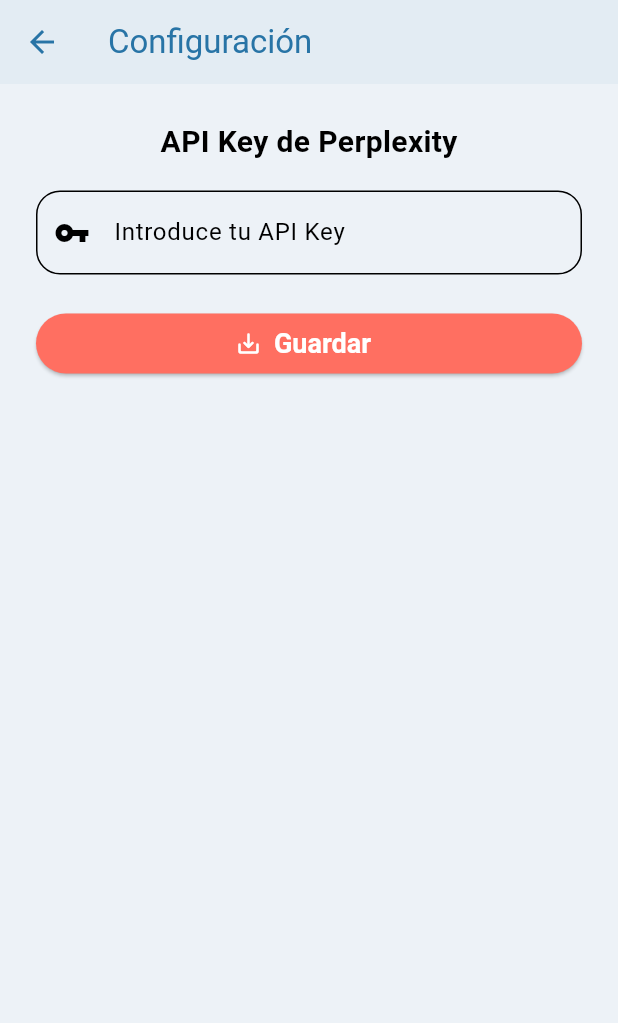
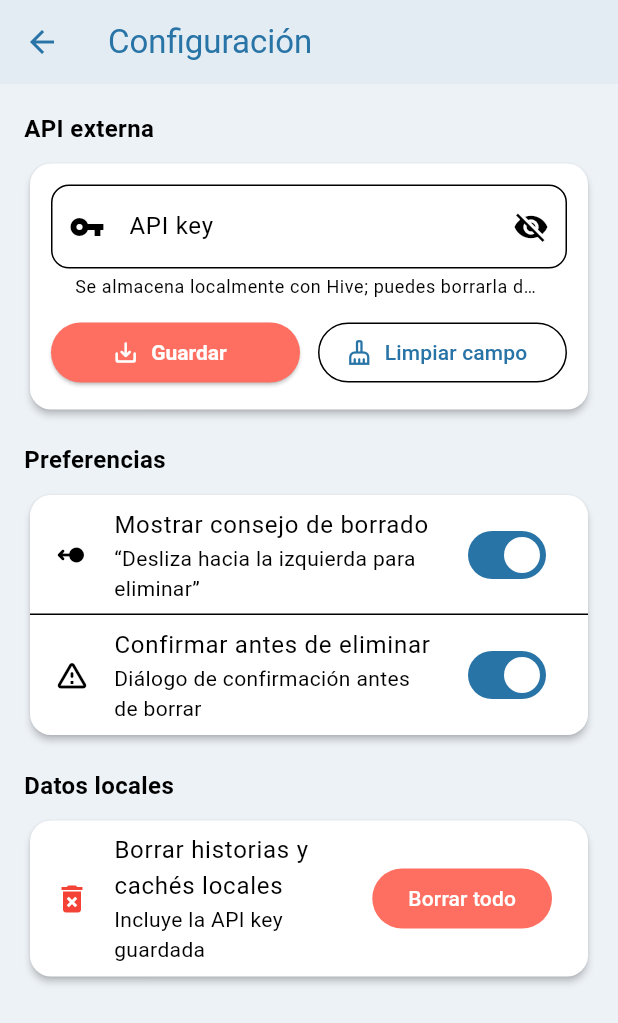
Before and after one commit to SebastianDeJesusHdz2/APP_Historias, a Flutter app: the SettingsScreen screen opened by its route, on a phone screen of 412 x 824 dp. Shown: the top 1023 px of the screen. Run offline on Flutter 3.47's test engine with Material 3 defaults, Android fonts, the light colour scheme and no system bars; our stand-ins replace hive, image_picker; accounts and stored records are empty.

Commit message:
v2.6 - eliminacion y diseño

```diff
--- a/lib/screens/settings_screen.dart
+++ b/lib/screens/settings_screen.dart
@@ -1,30 +1,40 @@
+// lib/screens/settings_screen.dart
 import 'package:flutter/material.dart';
 import '../services/local_storage_service.dart';
 
 class SettingsScreen extends StatefulWidget {
+  const SettingsScreen({super.key});
+
   @override
-  _SettingsScreenState createState() => _SettingsScreenState();
+  State<SettingsScreen> createState() => _SettingsScreenState();
 }
 
 class _SettingsScreenState extends State<SettingsScreen> {
   final apiKeyController = TextEditingController();
   bool _loading = true;
+  bool _hideKey = true;
+
+  // Preferencias básicas (si ya las usas)
+  bool _showDeleteHint = true;
+  bool _confirmBeforeDelete = true;
 
   @override
   void initState() {
     super.initState();
-    _loadApiKey();
+    _init();
   }
 
-  Future<void> _loadApiKey() async {
-    try {
-      final key = await LocalStorageService.getApiKey().timeout(Duration(seconds: 5), onTimeout: () => null);
+  Future<void> _init() async {
+    // Carga key si existe
+    final key = await LocalStorageService.getApiKey();
+    final showHint = await LocalStorageService.getPrefBool('showDeleteHint') ?? true;
+    final confirmDel = await LocalStorageService.getPrefBool('confirmBeforeDelete') ?? true;
+
+    if (mounted) {
       setState(() {
         apiKeyController.text = key ?? '';
-        _loading = false;
-      });
-    } catch (_) {
-      setState(() {
+        _showDeleteHint = showHint;
+        _confirmBeforeDelete = confirmDel;
         _loading = false;
       });
     }
@@ -32,42 +42,161 @@
 
   Future<void> _saveApiKey() async {
     await LocalStorageService.saveApiKey(apiKeyController.text.trim());
+    if (mounted) {
       ScaffoldMessenger.of(context).showSnackBar(
-      SnackBar(content: Text('API Key guardada correctamente.')),
+        const SnackBar(content: Text('API key guardada localmente.')),
       );
+    }
+  }
+
+  Future<void> _clearLocalCaches() async {
+    await LocalStorageService.clearAllData(); // Vacía todas las cajas (incluida apiKey)
+    if (mounted) {
+      setState(() {
+        apiKeyController.clear(); // deja el campo en blanco inmediatamente
+      });
+      ScaffoldMessenger.of(context).showSnackBar(
+        const SnackBar(content: Text('Cachés y API key borradas.')),
+      );
+    }
+  }
+
+  Future<void> _toggleShowDeleteHint(bool v) async {
+    setState(() => _showDeleteHint = v);
+    await LocalStorageService.setPrefBool('showDeleteHint', v);
+  }
+
+  Future<void> _toggleConfirmBeforeDelete(bool v) async {
+    setState(() => _confirmBeforeDelete = v);
+    await LocalStorageService.setPrefBool('confirmBeforeDelete', v);
+  }
+
+  @override
+  void dispose() {
+    apiKeyController.dispose();
+    super.dispose();
   }
 
   @override
   Widget build(BuildContext context) {
+    final cs = Theme.of(context).colorScheme;
+
     return Scaffold(
-      appBar: AppBar(title: Text('Configuración')),
+      appBar: AppBar(title: const Text('Configuración')),
       body: _loading
-          ? Center(child: CircularProgressIndicator())
-          : Padding(
-        padding: const EdgeInsets.all(24.0),
+          ? const Center(child: CircularProgressIndicator())
+          : ListView(
+        padding: const EdgeInsets.only(bottom: 24),
+        children: [
+          Padding(
+            padding: const EdgeInsets.fromLTRB(16, 18, 16, 8),
+            child: Text('API externa', style: const TextStyle(fontSize: 16, fontWeight: FontWeight.bold)),
+          ),
+          Padding(
+            padding: const EdgeInsets.symmetric(horizontal: 16),
+            child: Card(
+              elevation: 2,
+              shape: RoundedRectangleBorder(borderRadius: BorderRadius.circular(14)),
+              child: Padding(
+                padding: const EdgeInsets.all(14),
                 child: Column(
+                  crossAxisAlignment: CrossAxisAlignment.stretch,
                   children: [
-            Text('API Key de Perplexity', style: TextStyle(fontWeight: FontWeight.bold, fontSize: 20)),
-            SizedBox(height: 18),
                     TextField(
                       controller: apiKeyController,
+                      obscureText: _hideKey,
+                      enableSuggestions: false,
+                      autocorrect: false,
                       decoration: InputDecoration(
-                labelText: 'Introduce tu API Key',
-                border: OutlineInputBorder(borderRadius: BorderRadius.circular(16)),
-                prefixIcon: Icon(Icons.vpn_key),
+                        labelText: 'API key',
+                        helperText: 'Se almacena localmente con Hive; puedes borrarla desde esta pantalla.',
+                        prefixIcon: const Icon(Icons.vpn_key),
+                        suffixIcon: IconButton(
+                          onPressed: () => setState(() => _hideKey = !_hideKey),
+                          icon: Icon(_hideKey ? Icons.visibility_off : Icons.visibility),
+                        ),
+                        border: OutlineInputBorder(borderRadius: BorderRadius.circular(12)),
                       ),
                     ),
-            SizedBox(height: 22),
-            SizedBox(
-              width: double.infinity,
+                    const SizedBox(height: 12),
+                    Row(
+                      children: [
+                        Expanded(
                           child: ElevatedButton.icon(
-                icon: Icon(Icons.save_alt_rounded),
-                label: Text('Guardar', style: TextStyle(fontSize: 18)),
                             onPressed: _saveApiKey,
+                            icon: const Icon(Icons.save_alt_rounded),
+                            label: const Text('Guardar'),
+                          ),
+                        ),
+                        const SizedBox(width: 12),
+                        Expanded(
+                          child: OutlinedButton.icon(
+                            onPressed: () => setState(() => apiKeyController.clear()),
+                            icon: const Icon(Icons.cleaning_services_outlined),
+                            label: const Text('Limpiar campo'),
                           ),
                         ),
                       ],
                     ),
+                  ],
+                ),
+              ),
+            ),
+          ),
+
+          Padding(
+            padding: const EdgeInsets.fromLTRB(16, 18, 16, 8),
+            child: Text('Preferencias', style: const TextStyle(fontSize: 16, fontWeight: FontWeight.bold)),
+          ),
+          Padding(
+            padding: const EdgeInsets.symmetric(horizontal: 16),
+            child: Card(
+              elevation: 2,
+              shape: RoundedRectangleBorder(borderRadius: BorderRadius.circular(14)),
+              child: Column(
+                children: [
+                  SwitchListTile.adaptive(
+                    title: const Text('Mostrar consejo de borrado'),
+                    value: _showDeleteHint,
+                    onChanged: _toggleShowDeleteHint,
+                    subtitle: const Text('“Desliza hacia la izquierda para eliminar”'),
+                    secondary: const Icon(Icons.swipe_left_alt_rounded),
+                  ),
+                  const Divider(height: 0),
+                  SwitchListTile.adaptive(
+                    title: const Text('Confirmar antes de eliminar'),
+                    value: _confirmBeforeDelete,
+                    onChanged: _toggleConfirmBeforeDelete,
+                    subtitle: const Text('Diálogo de confirmación antes de borrar'),
+                    secondary: const Icon(Icons.warning_amber_rounded),
+                  ),
+                ],
+              ),
+            ),
+          ),
+
+          Padding(
+            padding: const EdgeInsets.fromLTRB(16, 18, 16, 8),
+            child: Text('Datos locales', style: const TextStyle(fontSize: 16, fontWeight: FontWeight.bold)),
+          ),
+          Padding(
+            padding: const EdgeInsets.symmetric(horizontal: 16),
+            child: Card(
+              elevation: 2,
+              shape: RoundedRectangleBorder(borderRadius: BorderRadius.circular(14)),
+              child: ListTile(
+                leading: const Icon(Icons.delete_forever, color: Colors.red),
+                title: const Text('Borrar historias y cachés locales'),
+                subtitle: const Text('Incluye la API key guardada'),
+                trailing: FilledButton(
+                  style: FilledButton.styleFrom(backgroundColor: cs.error, foregroundColor: cs.onError),
+                  onPressed: _clearLocalCaches,
+                  child: const Text('Borrar todo'),
+                ),
+              ),
+            ),
+          ),
+        ],
       ),
     );
   }
--- a/lib/services/local_storage_service.dart
+++ b/lib/services/local_storage_service.dart
@@ -1,66 +1,121 @@
+// lib/services/local_storage_service.dart
 import 'package:hive/hive.dart';
 import '../models/story.dart';
 import '../models/race.dart';
 import '../models/character.dart';
 
-// Register adapters del modelo donde corresponda (normalmente en main.dart)
-
 class LocalStorageService {
-  // API Key
+  // -------- API Key --------
   static const _apiKeyBox = 'apiKeyBox';
   static const _key = 'apiKey';
 
   static Future<void> saveApiKey(String apiKey) async {
-    var box = await Hive.openBox(_apiKeyBox);
+    final box = await Hive.openBox(_apiKeyBox);
     await box.put(_key, apiKey);
+    await box.close();
   }
 
   static Future<String?> getApiKey() async {
-    var box = await Hive.openBox(_apiKeyBox);
-    return box.get(_key);
+    final box = await Hive.openBox(_apiKeyBox);
+    final v = box.get(_key) as String?;
+    await box.close();
+    return v;
   }
 
-  // Historias
+  static Future<void> clearApiKeyBox() async {
+    final box = await Hive.openBox(_apiKeyBox);
+    await box.clear(); // deja la caja sin datos
+    await box.close();
+  }
+
+  // -------- Historias / Razas / Personajes --------
   static const _storyBox = 'storyBox';
+  static const _raceBox = 'raceBox';
+  static const _characterBox = 'characterBox';
 
   static Future<void> saveStories(List<Story> stories) async {
-    var box = await Hive.openBox<Story>(_storyBox);
-    await box.clear(); // Limpia para evitar duplicados (ajustable)
+    final box = await Hive.openBox<Story>(_storyBox);
+    await box.clear();
     await box.addAll(stories);
+    await box.close();
   }
 
   static Future<List<Story>> getStories() async {
-    var box = await Hive.openBox<Story>(_storyBox);
-    return box.values.toList();
+    final box = await Hive.openBox<Story>(_storyBox);
+    final list = box.values.toList();
+    await box.close();
+    return list;
   }
 
-  // Razas
-  static const _raceBox = 'raceBox';
-
   static Future<void> saveRaces(List<Race> races) async {
-    var box = await Hive.openBox<Race>(_raceBox);
+    final box = await Hive.openBox<Race>(_raceBox);
     await box.clear();
     await box.addAll(races);
+    await box.close();
   }
 
   static Future<List<Race>> getRaces() async {
-    var box = await Hive.openBox<Race>(_raceBox);
-    return box.values.toList();
+    final box = await Hive.openBox<Race>(_raceBox);
+    final list = box.values.toList();
+    await box.close();
+    return list;
   }
 
-  // Personajes
-  static const _characterBox = 'characterBox';
-
   static Future<void> saveCharacters(List<Character> characters) async {
-    var box = await Hive.openBox<Character>(_characterBox);
+    final box = await Hive.openBox<Character>(_characterBox);
     await box.clear();
     await box.addAll(characters);
+    await box.close();
   }
 
   static Future<List<Character>> getCharacters() async {
-    var box = await Hive.openBox<Character>(_characterBox);
-    return box.values.toList();
+    final box = await Hive.openBox<Character>(_characterBox);
+    final list = box.values.toList();
+    await box.close();
+    return list;
   }
 
-// Puedes agregar métodos similares para imágenes u archivos, guardando el path o base64
+  // -------- Preferencias simples (opcional) --------
+  static const _prefsBox = 'prefsBox';
+
+  static Future<void> setPrefBool(String key, bool value) async {
+    final box = await Hive.openBox(_prefsBox);
+    await box.put(key, value);
+    await box.close();
+  }
+
+  static Future<bool?> getPrefBool(String key) async {
+    final box = await Hive.openBox(_prefsBox);
+    final v = box.get(key) as bool?;
+    await box.close();
+    return v;
+  }
+
+  // -------- Limpieza total --------
+  static Future<void> clearAllData() async {
+    // Vacía todas las cajas relevantes, incluida la de API
+    try {
+      final api = await Hive.openBox(_apiKeyBox);
+      await api.clear();
+      await api.close();
+
+      final st = await Hive.openBox<Story>(_storyBox);
+      await st.clear();
+      await st.close();
+
+      final rc = await Hive.openBox<Race>(_raceBox);
+      await rc.clear();
+      await rc.close();
+
+      final ch = await Hive.openBox<Character>(_characterBox);
+      await ch.clear();
+      await ch.close();
+
+      final pf = await Hive.openBox(_prefsBox);
+      await pf.clear();
+      await pf.close();
+    } catch (_) {
+      // Ignora si alguna caja no existe aún
+    }
+  }
 }
```
Lines whose indentation alone changed are shown as unchanged.
